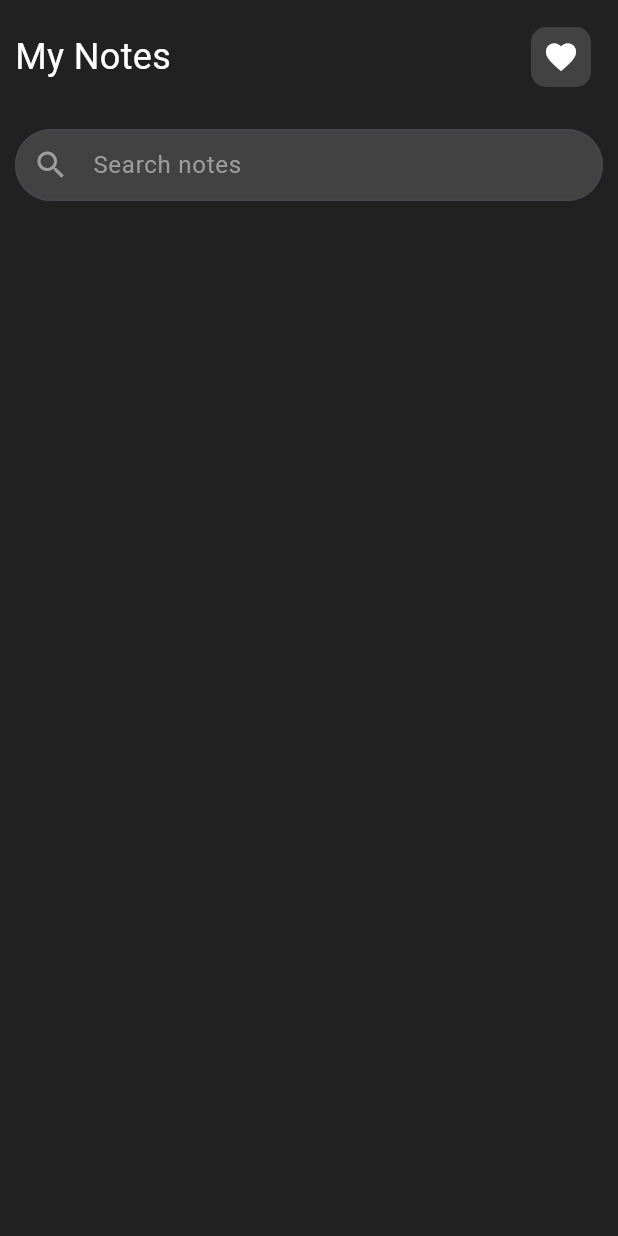
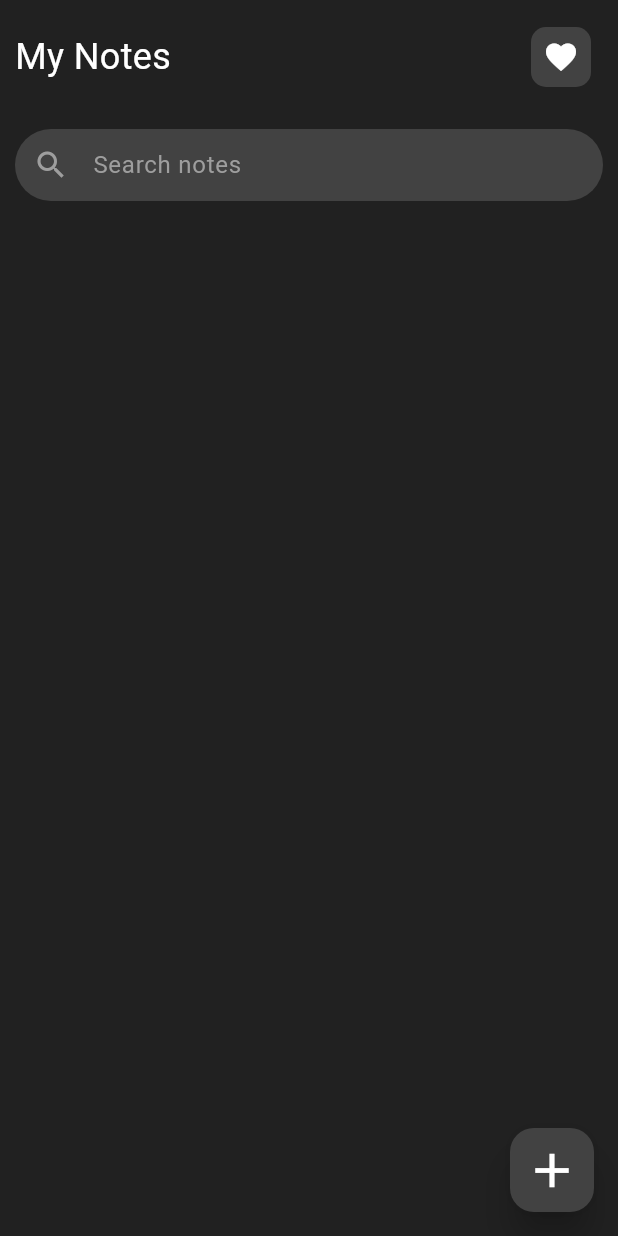
Before and after one commit to Divarizky/D-Notes-App-Flutter, a Flutter app: the screen it shows after launch, on a phone screen of 412 x 824 dp. Run offline on Flutter 3.47's test engine with Material 3 defaults, Android fonts, the phone set to English and light mode, and no system bars.

Commit message:
menambahkan floating button di halaman utama (home_page.dart)

```diff
--- a/lib/views/home_page.dart
+++ b/lib/views/home_page.dart
@@ -44,8 +44,9 @@ class HomePage extends StatelessWidget {
                   prefixIcon: Icon(Icons.search, color: Colors.grey),
                   fillColor: Colors.grey.shade800,
                   filled: true,
-                  border: OutlineInputBorder(
+                  enabledBorder: OutlineInputBorder(
                     borderRadius: BorderRadius.circular(40),
+                    borderSide: const BorderSide(color: Colors.transparent),
                   ),
                   focusedBorder: OutlineInputBorder(
                     borderRadius: BorderRadius.circular(40),
@@ -53,12 +54,19 @@ class HomePage extends StatelessWidget {
                   ),
                 ),
               ),
-
-              // Floating Button
             ],
           ),
         ),
       ),
+
+      // Floating Action Button Section
+      floatingActionButton: FloatingActionButton(
+        onPressed: () {},
+        elevation: 10,
+        backgroundColor: Colors.grey.shade800,
+        child: const Icon(Icons.add, color: Colors.white, size: 38),
+      ),
+      floatingActionButtonLocation: FloatingActionButtonLocation.endFloat,
     );
   }
 }
```
